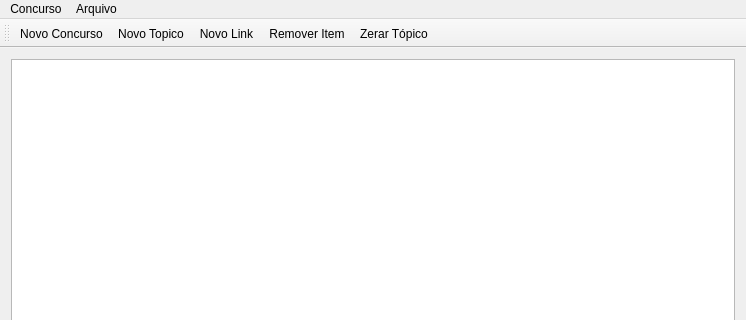
Above: mainwindow.ui from sergiosvieira/qtmind before the change; both pictures show x 0 to 746 and y 0 to 320 of the 746 by 478 pixel window. Below: the same form after it.
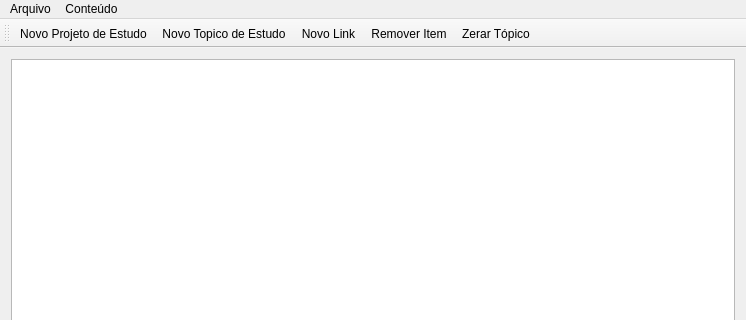
That is the form after the change.

Diff of the .ui file:
```diff
--- a/mainwindow.ui
+++ b/mainwindow.ui
@@ -47,7 +47,7 @@
    </property>
    <widget class="QMenu" name="menuConcruso">
     <property name="title">
-     <string>Concurso</string>
+     <string>Conteúdo</string>
     </property>
     <addaction name="actionAdicionar_Novo"/>
    </widget>
@@ -58,8 +58,8 @@
     <addaction name="actionCarregar"/>
     <addaction name="actionSalvar"/>
    </widget>
-   <addaction name="menuConcruso"/>
    <addaction name="menuArquivo"/>
+   <addaction name="menuConcruso"/>
   </widget>
   <widget class="QStatusBar" name="statusBar"/>
   <widget class="QToolBar" name="mainToolBar">
@@ -77,12 +77,12 @@
   </widget>
   <action name="actionAdicionar_Novo">
    <property name="text">
-    <string>Novo Concurso</string>
+    <string>Novo Projeto de Estudo</string>
    </property>
   </action>
   <action name="actionNovo_Topico">
    <property name="text">
-    <string>Novo Topico</string>
+    <string>Novo Topico de Estudo</string>
    </property>
   </action>
   <action name="actionRemover_Item">
```
Left out of the diff: 23 changed lines with no effect on the pictures.
